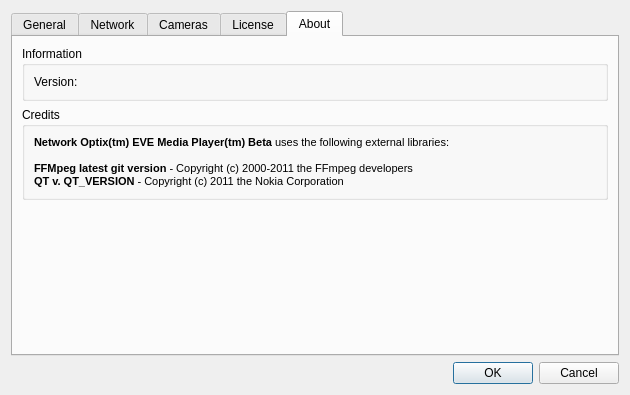
Above: src/preferences.ui from networkoptix/nx_open before the change. Below: the same form after it.
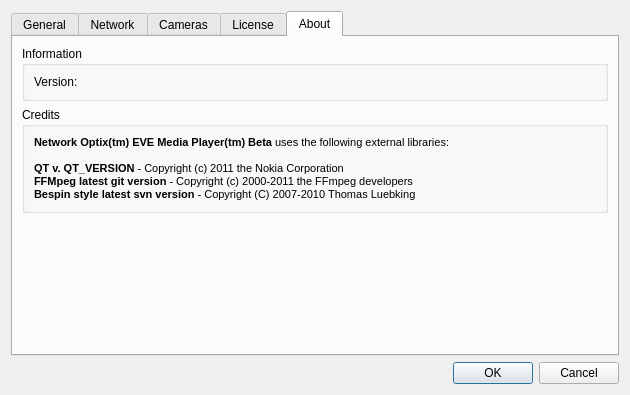
That is the form after the change. The open tabs and pages were chosen to show the change.

Commit message:
Feature #151: LGPL + style
<==== Mercurial data ====>
Branch: master

What changed in the file:
```diff
--- a/src/preferences.ui
+++ b/src/preferences.ui
@@ -419,8 +419,9 @@
 &lt;/style&gt;&lt;/head&gt;&lt;body style=&quot; font-family:'MS Shell Dlg 2'; font-size:8.25pt; font-weight:400; font-style:normal;&quot;&gt;
 &lt;p style=&quot; margin-top:0px; margin-bottom:0px; margin-left:0px; margin-right:0px; -qt-block-indent:0; text-indent:0px;&quot;&gt;&lt;span style=&quot; font-size:8pt; font-weight:600;&quot;&gt;Network Optix(tm) EVE Media Player(tm) Beta&lt;/span&gt;&lt;span style=&quot; font-size:8pt;&quot;&gt; uses the following external libraries:&lt;/span&gt;&lt;/p&gt;
 &lt;p style=&quot;-qt-paragraph-type:empty; margin-top:0px; margin-bottom:0px; margin-left:0px; margin-right:0px; -qt-block-indent:0; text-indent:0px; font-size:8pt;&quot;&gt;&lt;/p&gt;
+&lt;p style=&quot; margin-top:0px; margin-bottom:0px; margin-left:0px; margin-right:0px; -qt-block-indent:0; text-indent:0px;&quot;&gt;&lt;span style=&quot; font-size:8pt; font-weight:600;&quot;&gt;QT v. QT_VERSION&lt;/span&gt;&lt;span style=&quot; font-size:8pt;&quot;&gt; - Copyright (c) 2011 the Nokia Corporation&lt;/span&gt;&lt;/p&gt;
 &lt;p style=&quot; margin-top:0px; margin-bottom:0px; margin-left:0px; margin-right:0px; -qt-block-indent:0; text-indent:0px;&quot;&gt;&lt;span style=&quot; font-size:8pt; font-weight:600;&quot;&gt;FFMpeg&lt;/span&gt;&lt;span style=&quot; font-size:8pt;&quot;&gt; &lt;/span&gt;&lt;span style=&quot; font-size:8pt; font-weight:600;&quot;&gt;latest git version&lt;/span&gt;&lt;span style=&quot; font-size:8pt;&quot;&gt; - Copyright (c) 2000-2011 the FFmpeg developers&lt;/span&gt;&lt;/p&gt;
-&lt;p style=&quot; margin-top:0px; margin-bottom:0px; margin-left:0px; margin-right:0px; -qt-block-indent:0; text-indent:0px;&quot;&gt;&lt;span style=&quot; font-size:8pt; font-weight:600;&quot;&gt;QT v. QT_VERSION&lt;/span&gt;&lt;span style=&quot; font-size:8pt;&quot;&gt; - Copyright (c) 2011 the Nokia Corporation&lt;/span&gt;&lt;/p&gt;&lt;/body&gt;&lt;/html&gt;</string>
+&lt;p style=&quot; margin-top:0px; margin-bottom:0px; margin-left:0px; margin-right:0px; -qt-block-indent:0; text-indent:0px;&quot;&gt;&lt;span style=&quot; font-size:8pt; font-weight:600;&quot;&gt;Bespin style&lt;/span&gt;&lt;span style=&quot; font-size:8pt;&quot;&gt; &lt;/span&gt;&lt;span style=&quot; font-size:8pt; font-weight:600;&quot;&gt;latest svn version&lt;/span&gt;&lt;span style=&quot; font-size:8pt;&quot;&gt; - Copyright (C) 2007-2010 Thomas Luebking&lt;/span&gt;&lt;/p&gt;&lt;/body&gt;&lt;/html&gt;</string>
             </property>
             <property name="textFormat">
              <enum>Qt::AutoText</enum>
```
